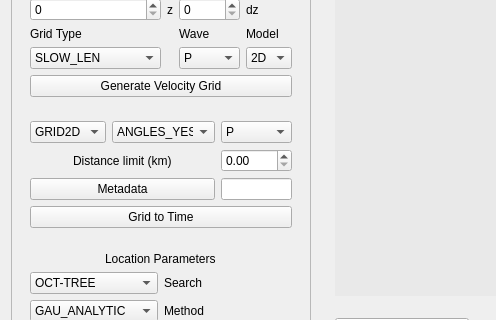
Above: isp/resources/designer_uis/EarthquakeLocationFrame.ui from ProjectISP/ISP before the change; both pictures show x 0 to 496 and y 283 to 603 of the 1121 by 861 pixel window. Below: the same form after it.
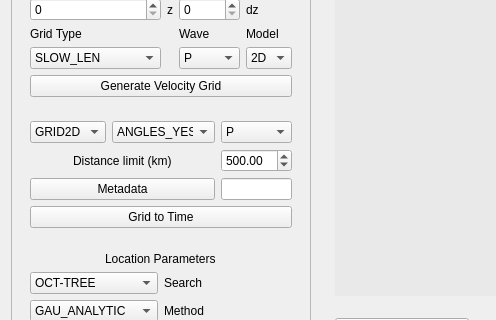
That is the form after the change.

Commit message: Small changes in picking file structure

The edit to the form file:
```diff
--- a/isp/resources/designer_uis/EarthquakeLocationFrame.ui
+++ b/isp/resources/designer_uis/EarthquakeLocationFrame.ui
@@ -515,7 +515,10 @@
          <item row="1" column="2">
           <widget class="QDoubleSpinBox" name="distanceSB">
            <property name="maximum">
-            <double>1000.000000000000000</double>
+            <double>5000.000000000000000</double>
+           </property>
+           <property name="value">
+            <double>500.000000000000000</double>
            </property>
           </widget>
          </item>
```
The commit also changes 2 other files.
